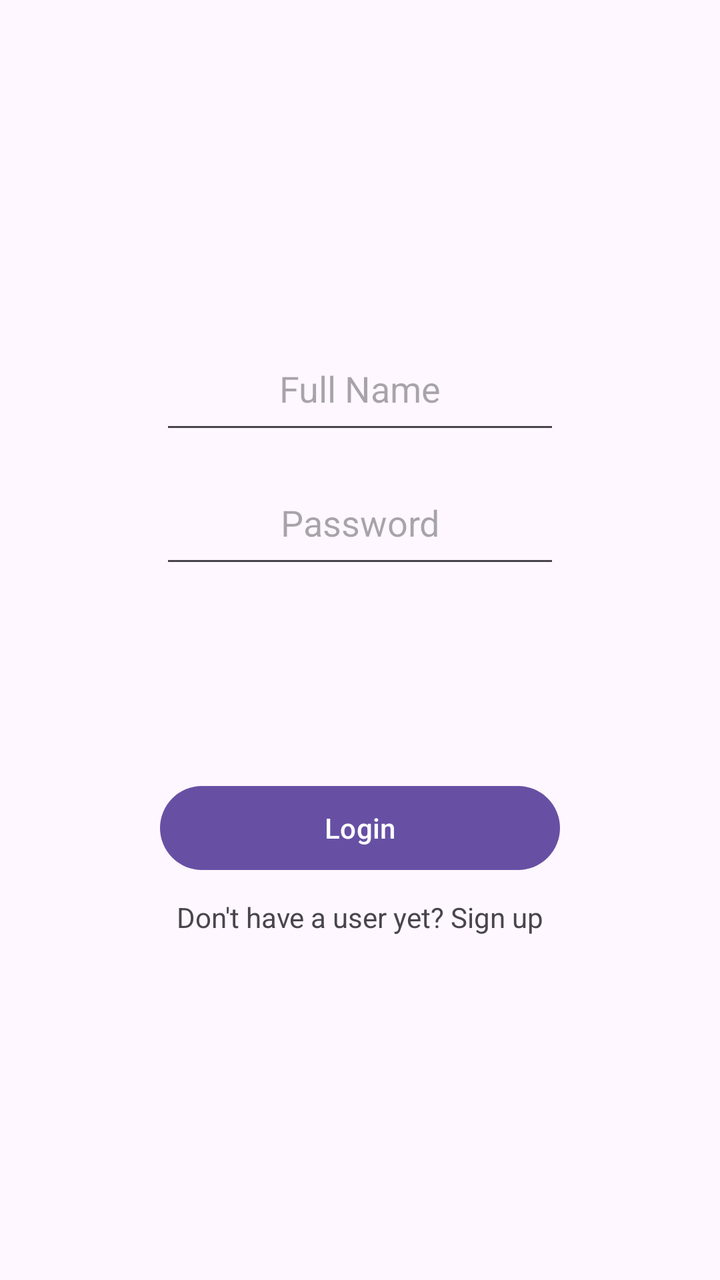
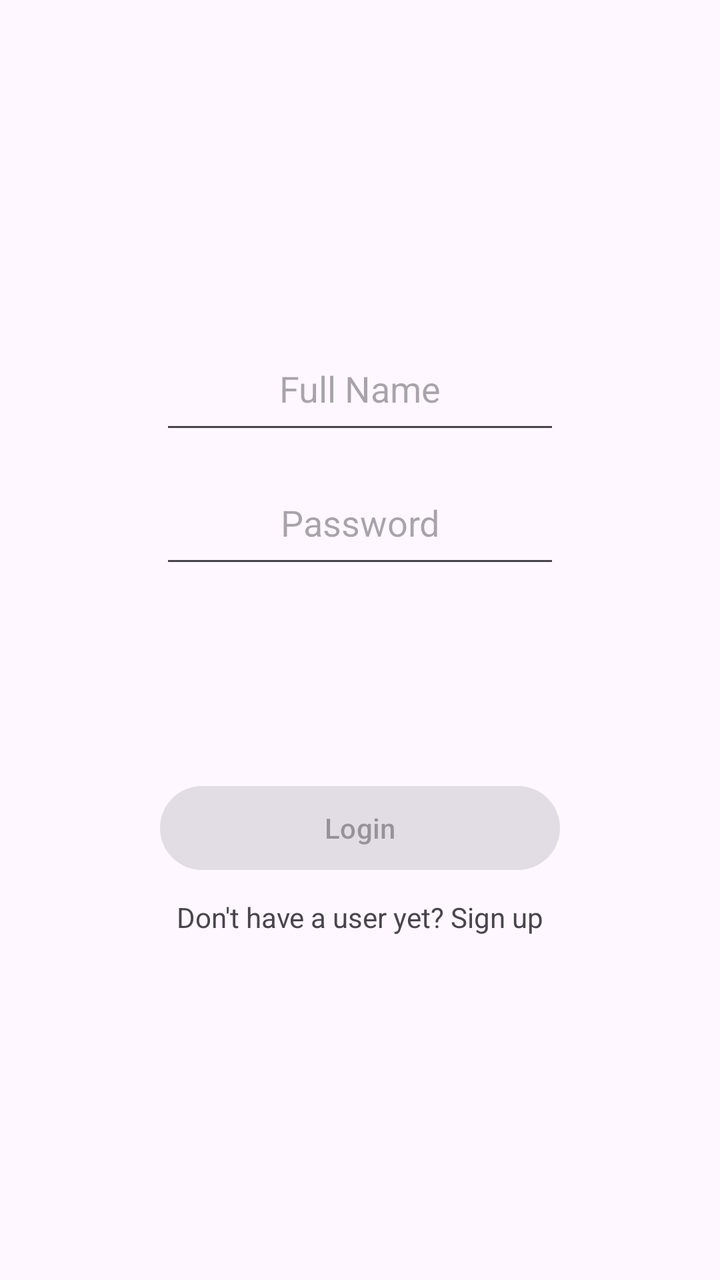

Before-and-after screenshots of an Android layout around one commit, followed by the original layout XML and the change that was made.
<!-- AndroidManifest.xml: application theme Theme.PackCollect -->
<!-- res/layout/login.xml -->
<androidx.constraintlayout.widget.ConstraintLayout
    xmlns:android="http://schemas.android.com/apk/res/android"
    xmlns:app="http://schemas.android.com/apk/res-auto"
    android:layout_width="match_parent"
    android:layout_height="match_parent">

    <LinearLayout
        android:layout_width="wrap_content"
        android:layout_height="wrap_content"
        android:orientation="vertical"
        android:gravity="center"

        app:layout_constraintTop_toTopOf="parent"
        app:layout_constraintBottom_toBottomOf="parent"
        app:layout_constraintStart_toStartOf="parent"
        app:layout_constraintEnd_toEndOf="parent">

        <EditText
            android:id="@+id/user_name_et"
            android:layout_width="200dp"
            android:layout_height="50dp"
            android:hint="@string/full_name"
            android:gravity="center_horizontal"/>

        <Space
            android:layout_width="match_parent"
            android:layout_height="5dp"/>

        <EditText
            android:id="@+id/password_et"
            android:layout_width="200dp"
            android:layout_height="50dp"
            android:hint="@string/password"
            android:gravity="center_horizontal"
            android:layout_marginTop="12dp"/>

        <Space
            android:layout_width="match_parent"
            android:layout_height="100dp"/>

        <Button
            android:layout_width="200dp"
            android:layout_height="50dp"
            android:text="@string/login"
            android:id="@+id/login_bt"
        />

        <Space
            android:layout_width="match_parent"
            android:layout_height="10dp"/>

        <TextView
            android:id="@+id/sign_in_text"
            android:layout_width="match_parent"
            android:layout_height="wrap_content"
            android:text="@string/login_text"
            android:gravity="center_horizontal"
            />

    </LinearLayout>

</androidx.constraintlayout.widget.ConstraintLayout>
<!-- resources referenced by this layout -->
<resources>
  <string name="full_name">Full Name</string>
  <string name="login">Login</string>
  <string name="login_text">Don\'t have a user yet? Sign up</string>
  <string name="password">Password</string>
  <style name="Theme.PackCollect" parent="Base.Theme.PackCollect" />
  <style name="Base.Theme.PackCollect" parent="Theme.Material3.DayNight.NoActionBar">
          
          
      </style>
</resources>

<!-- the commit's change to res/layout/login.xml (unified diff, before → after) -->
@@ -20,7 +20,9 @@
             android:layout_width="200dp"
             android:layout_height="50dp"
             android:hint="@string/full_name"
-            android:gravity="center_horizontal"/>
+            android:gravity="center_horizontal"
+            android:inputType="text"
+            android:imeOptions="actionDone"/>
 
         <Space
             android:layout_width="match_parent"
@@ -32,7 +34,9 @@
             android:layout_height="50dp"
             android:hint="@string/password"
             android:gravity="center_horizontal"
-            android:layout_marginTop="12dp"/>
+            android:layout_marginTop="12dp"
+            android:inputType="text"
+            android:imeOptions="actionDone"/>
 
         <Space
             android:layout_width="match_parent"
@@ -43,6 +47,7 @@
             android:layout_height="50dp"
             android:text="@string/login"
             android:id="@+id/login_bt"
+            android:enabled="false"
         />
 
         <Space
